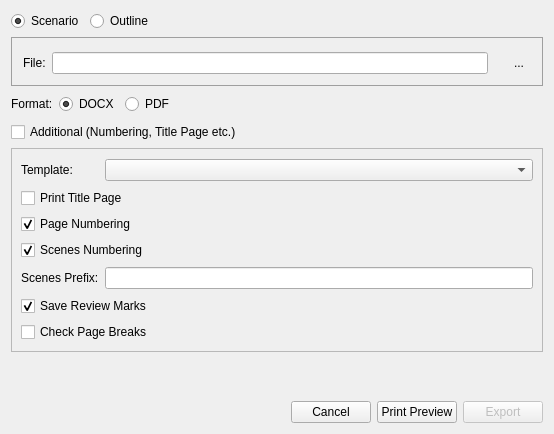
Old version of the form src/bin/scenarist-desktop/UserInterfaceLayer/Export/ExportDialog.ui in the repository dimkanovikov/KITScenarist.
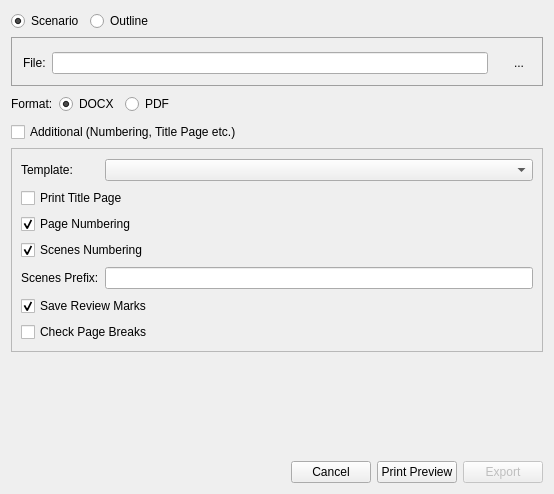
New version of the form. Icons and pictures are not drawn. Custom widgets are drawn as their Qt base class.

```diff
--- a/src/bin/scenarist-desktop/UserInterfaceLayer/Export/ExportDialog.ui
+++ b/src/bin/scenarist-desktop/UserInterfaceLayer/Export/ExportDialog.ui
@@ -7,7 +7,7 @@
     <x>0</x>
     <y>0</y>
     <width>554</width>
-    <height>434</height>
+    <height>494</height>
    </rect>
   </property>
   <property name="sizePolicy">
```
